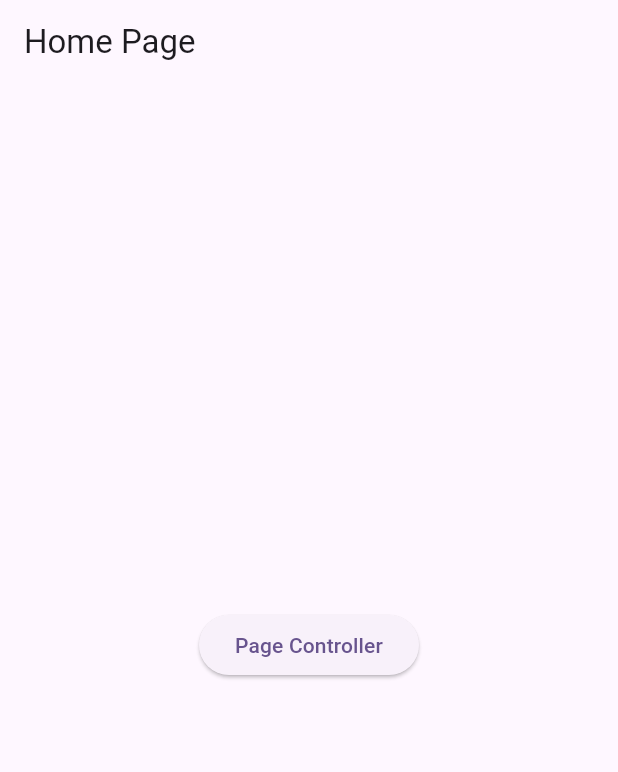
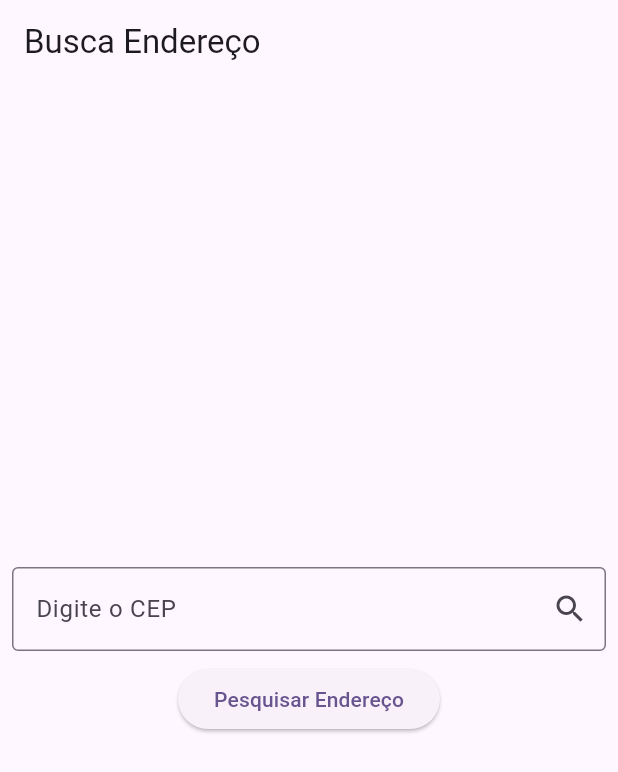
Before and after one commit to gilvancosta/Getx-State-Mixin, a Flutter app: the screen it shows after launch, on a phone screen of 412 x 824 dp. Shown: the top 772 px of the screen. Run offline on Flutter 3.47's test engine with Material 2 defaults, Android fonts, the phone set to English and light mode, and no system bars; our stand-ins replace get.

Commit message:
AndressRepository

```diff
--- /dev/null
+++ b/lib/src/domain/repositories/andress/andress_repository.dart
@@ -0,0 +1,17 @@
+import 'dart:developer';
+
+import 'package:get/get.dart';
+
+import '../../Entities/cep/andress_entity.dart';
+
+class AndressRepository extends GetConnect {
+  Future<AndressEntity> getAndress(String cep) async {
+    final result = await get('https://viacep.com.br/ws/$cep/json/');
+
+    if (result.hasError) {
+      log('Erro ao buscar o CEP', error: result.statusText);
+      throw Exception('Erro ao buscar o CEP');
+    }
+    return AndressEntity.fromMap(result.body);
+  }
+}
--- a/lib/src/ui/pages/home/home_page.dart
+++ b/lib/src/ui/pages/home/home_page.dart
@@ -8,17 +8,35 @@ class HomePage extends StatelessWidget {
   Widget build(BuildContext context) {
     return Scaffold(
       appBar: AppBar(
-        title: const Text('Home Page'),
+        title: const Text('Busca Endereço'),
       ),
       body: Center(
         child: Column(
           mainAxisAlignment: MainAxisAlignment.center,
           children: <Widget>[
+            Padding(
+              padding: const EdgeInsets.all(8.0),
+              child: TextFormField(
+                // obscureText: true,
+                decoration: InputDecoration(
+                  suffixIcon: IconButton(
+                    onPressed: () {
+                      // obscureData.toggle();
+                    },
+                    icon: const Icon(
+                      Icons.search,
+                    ),
+                  ),
+                  border: const OutlineInputBorder(),
+                  labelText: 'Digite o CEP',
+                ),
+              ),
+            ),
             ElevatedButton(
                 onPressed: () {
                   Get.toNamed('/getx-controller');
                 },
-                child: const Text('Page Controller')),
+                child: const Text('Pesquisar Endereço')),
             const SizedBox(height: 20),
           ],
         ),
```
Also changed, not shown: lib/src/domain/Entities/cep/andress_entity.dart (added, +45 -0 lines), lib/src/ui/pages/home/widgets/cep_widget.dart (added, +23 -0 lines).
